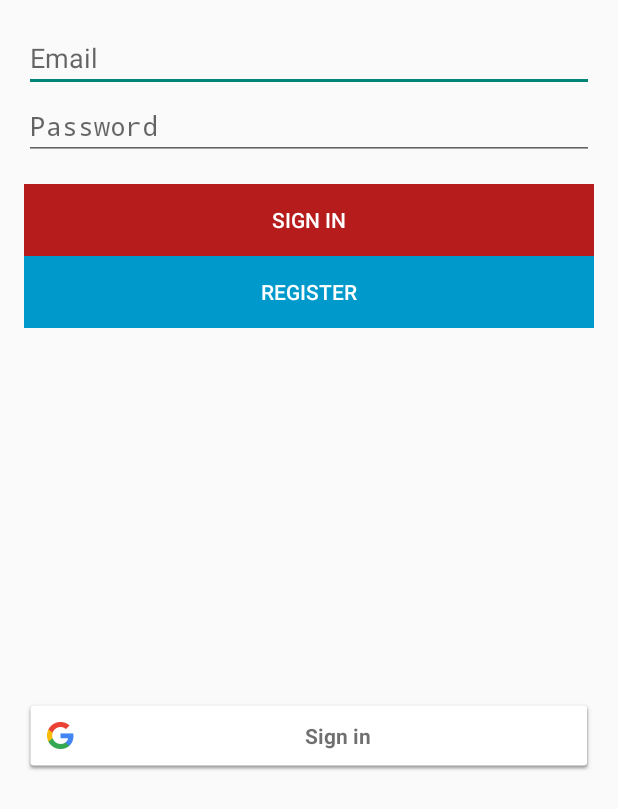
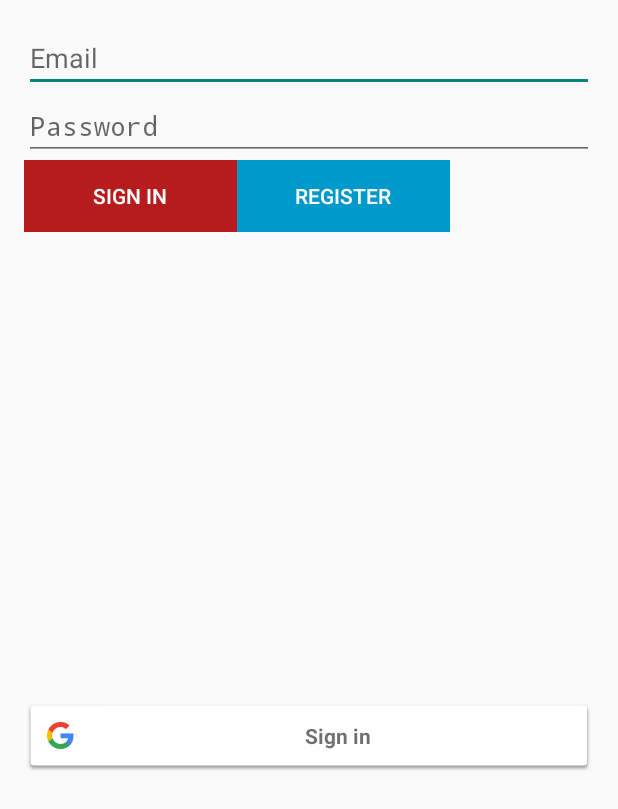
Before and after one commit to dangkevin/RoomEZ-Android, an Android app: the LoginActivity screen opened directly, with no data from a screen before it, on a phone screen of 412 x 824 dp. Shown: the top 809 px of the screen. Run offline under Robolectric (Android 15) with nearby library versions, the phone set to English and light mode, and no system bars.

Commit message:
Updated login page button formating and cleaned code up

```diff
--- a/RoomEZ/app/src/main/res/layout/activity_main__login__page.xml
+++ b/RoomEZ/app/src/main/res/layout/activity_main__login__page.xml
@@ -40,7 +40,8 @@
             </LinearLayout>
 
             <LinearLayout android:id="@+id/email_login_form" android:layout_width="match_parent"
-                android:layout_height="wrap_content" android:orientation="vertical">
+                android:layout_height="wrap_content" android:orientation="vertical"
+                android:weightSum="1">
 
                 <RelativeLayout
                     android:layout_width="match_parent"
@@ -51,6 +52,10 @@
                     android:inputType="textEmailAddress" android:maxLines="1"
                     android:singleLine="true" />
 
+
+
+
+
                 <EditText android:id="@+id/password" android:layout_width="match_parent"
                     android:layout_height="wrap_content" android:hint="@string/prompt_password"
                     android:imeActionId="@+id/login"
@@ -58,27 +63,40 @@
                     android:imeOptions="actionUnspecified" android:inputType="textPassword"
                     android:maxLines="1" android:singleLine="true" />
 
+                <!-- Linear Layout used to format Sign in and Register Button !-->
+                <LinearLayout
+                    android:layout_width="wrap_content"
+                    android:layout_height="wrap_content"
+                    android:orientation="horizontal">
+
+                <!-- Button used for Sign in !-->
+
                 <Button android:id="@+id/email_sign_in_button"
-                    android:layout_width="match_parent" android:layout_height="wrap_content"
+                    android:layout_width="142dp"
                     android:layout_marginTop="16dp"
-                    android:text="Sign In"
-                    android:background="#B71C1C"
-                    android:textColor="#FFFFFF"
+                    android:layout_height="wrap_content"
+                    android:layout_gravity="left"
+                    android:text="@string/signin"
+                    android:background="@color/MaterialRed"
+                    android:textColor="@color/white"
                     android:textStyle="normal"
-                    style="?android:attr/borderlessButtonStyle"/>
-
-
+                    style="?android:attr/borderlessButtonStyle"
+                    android:layout_weight="1" />
 
                 <!-- This is the register button used for the Login page !-->
                 <Button android:id="@+id/register_button"
-                    android:layout_width="match_parent"
-                    android:background="#0099CC"
+                    android:layout_width="142dp"
+                    android:layout_marginTop="16dp"
+                    android:background="@color/MaterialBlue"
                     android:layout_height="wrap_content"
-                    android:text="Register"
-                    android:textColor="#FFFFFF"
+                    android:text="@string/register_button"
+                    android:layout_gravity=""
+                    android:textColor="@color/white"
                     android:textStyle="normal"
                     style="?android:attr/borderlessButtonStyle"
-                    />
+                    android:layout_weight="1" />
+
+                </LinearLayout>
 
                    <!--THIS LINE WAS PREVIOUSLY IN THE XML BUTTON ABOVE
                         style="?android:textAppearanceSmall" -->
--- /dev/null
+++ b/RoomEZ/app/src/main/res/values/colors.xml
@@ -0,0 +1,13 @@
+<?xml version="1.0" encoding="utf-8"?>
+<resources>
+    <color name="white" type="color">#FFFFFF</color>
+    <color name="MaterialBlue" type="color">#0099CC</color>
+    <color name="MaterialRed"  type="color>">#B71C1C</color>
+
+
+
+
+
+
+
+    </resources>
--- a/RoomEZ/app/src/main/res/values/strings_activity_main__login__page.xml
+++ b/RoomEZ/app/src/main/res/values/strings_activity_main__login__page.xml
@@ -25,4 +25,7 @@
     <string name="progress_login">Logging you in&#8230;</string>
     <string name="progress_signup">Signing you up&#8230;</string>
     <string name="signup">Sign up</string>
+    <string name="register_button"> Register </string>
+    <string name="signin"> Sign In </string>
+
 </resources>
```
